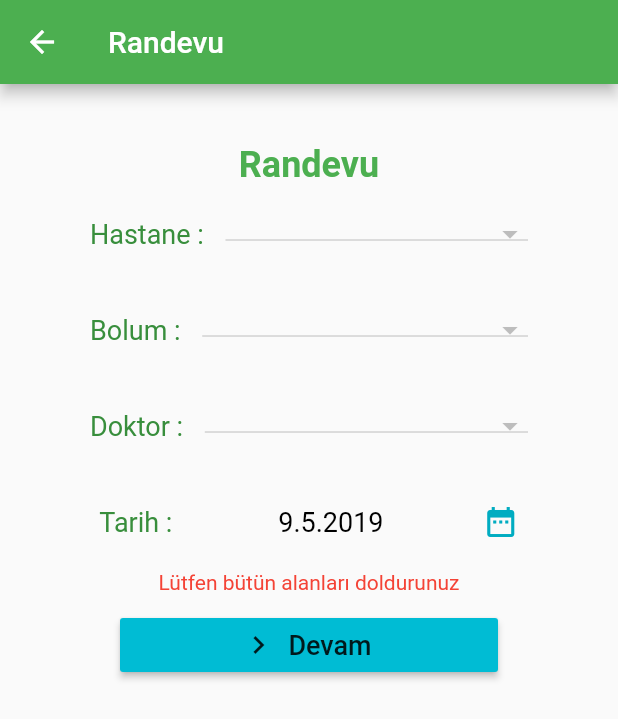
After one commit to Osmancn/e_randevu, a Flutter app: the RandevuSayfasi screen opened by its route, after a tap on "Devam", on a phone screen of 412 x 824 dp. The commit adds this screen. Shown: the top 719 px of the screen. Run offline on Flutter 3.47's test engine with Material 2 defaults, Android fonts, the phone set to English and light mode, and no system bars; our stand-ins replace sqflite, synchronized; accounts and stored records are empty.

Commit message:
Randevu sayfası oluşturuldu

```diff
--- /dev/null
+++ b/lib/RandevuSayfasi.dart
@@ -0,0 +1,262 @@
+import 'package:e_randevu/models/Bolum.dart';
+import 'package:e_randevu/models/Doktor.dart';
+import 'package:e_randevu/models/Hastane.dart';
+import 'package:e_randevu/utils/DBHelper.dart';
+import 'package:flutter/material.dart';
+
+class RandevuSayfasi extends StatefulWidget {
+  @override
+  _RandevuSayfasiState createState() => _RandevuSayfasiState();
+}
+
+class _RandevuSayfasiState extends State<RandevuSayfasi> {
+  List<Hastane> hastaneler;
+  Hastane _secilenHastane;
+  Bolum _secilenBolum;
+  Doktor _secilenDoktor;
+  DateTime _secilenTarih = DateTime.now();
+  List<DropdownMenuItem<Hastane>> _dDMenuItemHastane;
+  List<DropdownMenuItem<Bolum>> _dDMenuItemBolum;
+  List<DropdownMenuItem<Doktor>> _dDMenuItemDoktor;
+
+  String _validator = "";
+
+  @override
+  void initState() {
+    // TODO: implement initState
+    HastaleriGetir().then((hstneler){
+      setState(() {
+        hastaneler=hstneler;
+        _dDMenuItemHastane = getDropDownMenuHastane();
+      });
+    });
+    super.initState();
+  }
+
+  @override
+  Widget build(BuildContext context) {
+    return Scaffold(
+      appBar: AppBar(title: Text("Randevu")),
+      body: ListView(
+        children: <Widget>[
+          SizedBox(height: 40),
+          Center(
+            child: Text(
+              "Randevu",
+              style: TextStyle(
+                  fontSize: 24,
+                  fontWeight: FontWeight.bold,
+                  color: Colors.green),
+            ),
+          ),
+          Container(
+            margin: EdgeInsets.symmetric(horizontal: 60, vertical: 20),
+            child: Row(
+              children: <Widget>[
+                Text(
+                  "Hastane : ",
+                  style: TextStyle(fontSize: 18, color: Colors.green.shade700),
+                ),
+                SizedBox(
+                  width: 10,
+                ),
+                Expanded(
+                  child: DropdownButton<Hastane>(
+                    isExpanded: true,
+                    items: _dDMenuItemHastane,
+                    onChanged: (value) {
+                      setState(() {
+                        _secilenHastane = value;
+                        if (_dDMenuItemBolum != null) _dDMenuItemBolum.clear();
+                        _secilenBolum = null;
+                        if (_dDMenuItemDoktor != null)
+                          _dDMenuItemDoktor.clear();
+                        _secilenDoktor = null;
+                        _dDMenuItemBolum = getDropDownMenuBolum();
+                      });
+                    },
+                    value: _secilenHastane,
+                  ),
+                )
+              ],
+            ),
+          ),
+          Container(
+            margin: EdgeInsets.symmetric(horizontal: 60, vertical: 20),
+            child: Row(
+              children: <Widget>[
+                Text(
+                  "Bolum : ",
+                  style: TextStyle(fontSize: 18, color: Colors.green.shade700),
+                ),
+                SizedBox(
+                  width: 10,
+                ),
+                Expanded(
+                  child: DropdownButton<Bolum>(
+                    isExpanded: true,
+                    items: _dDMenuItemBolum,
+                    onChanged: (value) {
+                      setState(() {
+                        _secilenBolum = value;
+                        if (_dDMenuItemDoktor != null)
+                          _dDMenuItemDoktor.clear();
+                        _secilenDoktor = null;
+                        _dDMenuItemDoktor = getDropDownMenuDoktor();
+                      });
+                    },
+                    value: _secilenBolum,
+                  ),
+                )
+              ],
+            ),
+          ),
+          Container(
+            margin: EdgeInsets.symmetric(horizontal: 60, vertical: 20),
+            child: Row(
+              children: <Widget>[
+                Text(
+                  "Doktor : ",
+                  style: TextStyle(fontSize: 18, color: Colors.green.shade700),
+                ),
+                SizedBox(
+                  width: 10,
+                ),
+                Expanded(
+                  child: DropdownButton<Doktor>(
+                    isExpanded: true,
+                    items: _dDMenuItemDoktor,
+                    onChanged: (value) {
+                      setState(() {
+                        _secilenDoktor = value;
+                      });
+                    },
+                    value: _secilenDoktor,
+                  ),
+                )
+              ],
+            ),
+          ),
+          SizedBox(
+            height: 20,
+          ),
+          Row(
+            mainAxisAlignment: MainAxisAlignment.spaceEvenly,
+            children: <Widget>[
+              Text(
+                "Tarih : ",
+                style: TextStyle(fontSize: 18, color: Colors.green.shade700),
+              ),
+              Text(
+                "" +
+                    _secilenTarih.day.toString() +
+                    "." +
+                    _secilenTarih.month.toString() +
+                    "." +
+                    _secilenTarih.year.toString(),
+                style: TextStyle(fontSize: 18, color: Colors.black),
+              ),
+              GestureDetector(
+                child: Icon(
+                  Icons.date_range,
+                  color: Colors.cyan.shade600,
+                ),
+                onTap: () {
+                  showDatePicker(
+                          context: context,
+                          firstDate: DateTime(DateTime.now().year,
+                              DateTime.now().month, DateTime.now().day),
+                          initialDate: _secilenTarih,
+                          lastDate: DateTime(DateTime.now().year,
+                              DateTime.now().month + 3, DateTime.now().day))
+                      .then((secilenTrh) {
+                    setState(() {
+                      if (secilenTrh != null) _secilenTarih = secilenTrh;
+                    });
+                  });
+                },
+              )
+            ],
+          ),
+          SizedBox(height: 20),
+          Center(
+            child: Text(
+              _validator,
+              style: TextStyle(
+                fontSize: 14,
+                color: Colors.red,
+              ),
+            ),
+          ),
+          Container(
+            margin: EdgeInsets.symmetric(vertical: 10, horizontal: 80),
+            child: RaisedButton.icon(
+              icon: Icon(Icons.navigate_next),
+              label: Text(
+                "Devam",
+                style: TextStyle(fontSize: 18),
+              ),
+              color: Colors.cyan,
+              onPressed: () {
+                if (_secilenDoktor != null &&
+                    _secilenBolum != null &&
+                    _secilenDoktor != null) {
+                  debugPrint("hastane : ${_secilenHastane.hastaneAdi}\n" +
+                      "bölüm : ${_secilenBolum.bolumAdi}\n" +
+                      "doktor : ${_secilenDoktor.ad} ${_secilenDoktor.soyad}");
+                } else {
+                  setState(() {
+                    _validator = "Lütfen bütün alanları doldurunuz";
+                  });
+                }
+              },
+            ),
+          ),
+        ],
+      ),
+    );
+  }
+
+  Future<List<Hastane>> HastaleriGetir()async
+  {
+    var db = await DBHelper();
+    var hastanelerr=await db.getHastaneler();
+    return hastanelerr;
+  }
+
+  List<DropdownMenuItem<Hastane>> getDropDownMenuHastane() {
+    List<DropdownMenuItem<Hastane>> ddMenuHastane = new List();
+    for (int i = 0; i < hastaneler.length; i++) {
+      ddMenuHastane.add(new DropdownMenuItem<Hastane>(
+        child: Text(hastaneler[i].hastaneAdi),
+        value: hastaneler[i],
+      ));
+    }
+    return ddMenuHastane;
+  }
+
+  List<DropdownMenuItem<Bolum>> getDropDownMenuBolum() {
+    List<DropdownMenuItem<Bolum>> ddMenuBolum = new List();
+
+    for (int i = 0; i < _secilenHastane.bolumler.length; i++) {
+      ddMenuBolum.add(new DropdownMenuItem<Bolum>(
+        child: Text(_secilenHastane.bolumler[i].bolumAdi),
+        value: _secilenHastane.bolumler[i],
+      ));
+    }
+    return ddMenuBolum;
+  }
+
+  List<DropdownMenuItem<Doktor>> getDropDownMenuDoktor() {
+    List<DropdownMenuItem<Doktor>> ddMenuDoktor = new List();
+    for (int i = 0; i < _secilenBolum.doktorlar.length; i++) {
+      ddMenuDoktor.add(new DropdownMenuItem<Doktor>(
+        child: Text(_secilenBolum.doktorlar[i].ad +
+            " " +
+            _secilenBolum.doktorlar[i].soyad),
+        value: _secilenBolum.doktorlar[i],
+      ));
+    }
+    return ddMenuDoktor;
+  }
+}
--- a/lib/main.dart
+++ b/lib/main.dart
@@ -1,6 +1,7 @@
 import 'package:e_randevu/GirisSayfasi.dart';
 import 'package:e_randevu/HastaAnaSayfa.dart';
 import 'package:e_randevu/KayitOl.dart';
+import 'package:e_randevu/RandevuSayfasi.dart';
 import 'package:e_randevu/models/Hasta.dart';
 import 'package:e_randevu/models/Hastane.dart';
 import 'package:flutter/material.dart';
@@ -26,6 +27,7 @@ class MyApp extends StatelessWidget {
         "/": (context) => GirisSayfasi(),
         "/KayitOl": (context) => KayitOl(),
         "/GirisSayfasi":(context)=>GirisSayfasi(),
+        "/RandevuSayfasi":(context)=>RandevuSayfasi(),
       },
       onGenerateRoute: (route){
         var split=route.name.split("/");
--- a/lib/utils/DBHelper.dart
+++ b/lib/utils/DBHelper.dart
@@ -140,7 +140,7 @@ class DBHelper {
 
   }
 
-  getHastaByID(int id)async
+  Future<Hasta> getHastaByID(int id)async
   {
     var db=await _getDataBase();
     var hastaMap=await db.query("tbl_Hasta",where: 'hastaID = ?',whereArgs: [id]);
```
Also changed, not shown: lib/HastaAnaSayfa.dart (+44 -3 lines).
